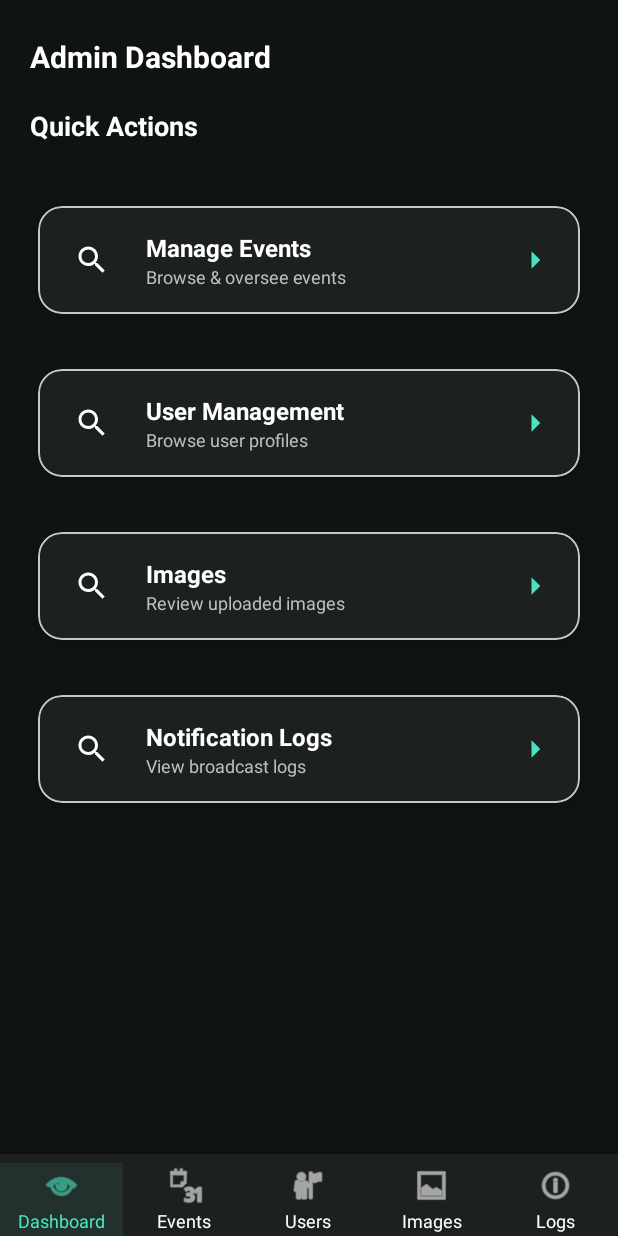
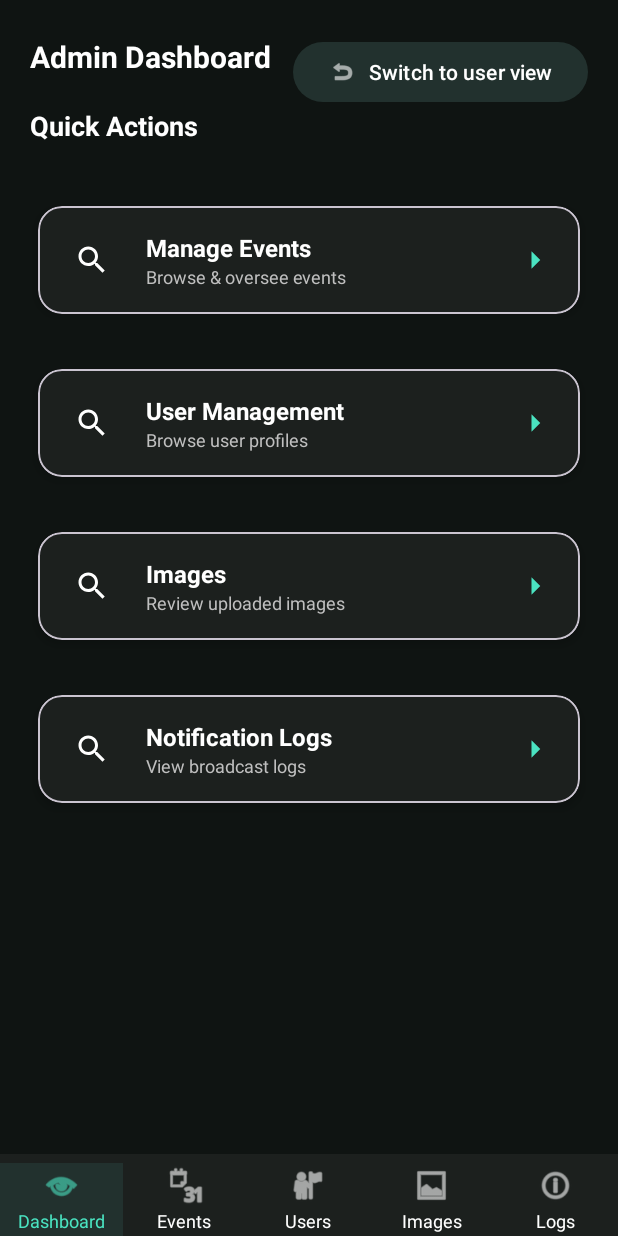
Before and after one commit to CMPUT301F25origin/origin-kickoff, an Android app: the AdminMainActivity screen opened directly, with no data from a screen before it, on a phone screen of 412 x 824 dp. Run offline under Robolectric (Android 15) with nearby library versions, the phone set to English and light mode, and no system bars.

Commit message:
added functionality for admin to switch to user view and come back to admin back anf fourth and added credentials to join as admin  name == isadmin , gmail=admin logins you as admin

```diff
--- a/app/src/main/java/ca/team/originkickoff/AdminMainActivity.java
+++ b/app/src/main/java/ca/team/originkickoff/AdminMainActivity.java
@@ -9,6 +9,7 @@ import androidx.appcompat.app.AppCompatActivity;
 
 import android.widget.TextView;
 import android.widget.ImageView;
+import android.widget.Button;
 
 /**
  * Admin entry activity with bottom bar: Dashboard, Events, Users, Images, Logs.
@@ -19,6 +20,16 @@ public class AdminMainActivity extends AppCompatActivity {
         super.onCreate(savedInstanceState);
         setContentView(R.layout.activity_admin_main);
         AdminNavHelper.setup(this, AdminNavHelper.Tab.DASHBOARD);
+
+        // Wire switch-to-user button
+        View switchBtn = findViewById(R.id.btnSwitchToUser);
+        if (switchBtn != null) {
+            switchBtn.setOnClickListener(v -> {
+                Intent i = new Intent(this, MainActivity.class);
+                startActivity(i);
+                // Do not finish; allow back to admin
+            });
+        }
 
         View cardEvents = findViewById(R.id.itemManageEvents);
         View cardUsers = findViewById(R.id.itemUserManagement);
--- a/app/src/main/res/layout/activity_admin_main.xml
+++ b/app/src/main/res/layout/activity_admin_main.xml
@@ -17,6 +17,22 @@
         android:layout_height="wrap_content"
         app:layout_constraintTop_toTopOf="parent"
         app:layout_constraintStart_toStartOf="parent" />
+
+    <com.google.android.material.button.MaterialButton
+        android:id="@+id/btnSwitchToUser"
+        android:text="Switch to user view"
+        android:textAllCaps="false"
+        android:layout_width="wrap_content"
+        android:layout_height="wrap_content"
+        android:layout_marginTop="24dp"
+        android:layout_marginEnd="20dp"
+        app:icon="@android:drawable/ic_menu_revert"
+        app:iconPadding="8dp"
+        app:iconTint="@android:color/white"
+        app:backgroundTint="#22312E"
+        android:textColor="#FFFFFF"
+        app:layout_constraintTop_toTopOf="parent"
+        app:layout_constraintEnd_toEndOf="parent"/>
 
     <TextView
         android:id="@+id/txtQuickActions"
--- a/app/src/main/res/values/strings.xml
+++ b/app/src/main/res/values/strings.xml
@@ -178,4 +178,5 @@ All your data will be erased!</string>
     <string name="joined_events">Joined Events</string>
     <string name="profile_deleted">Profile deleted</string>
     <string name="admin_access_only">Admins only. Access denied.</string>
+    <string name="admin_signed_in">Signed in as Admin</string>
 </resources>
```
Also changed, not shown: app/src/main/java/ca/team/originkickoff/MainActivity.java (+35 -0 lines), app/src/main/java/ca/team/originkickoff/SignUpActivity.java (+36 -5 lines), app/src/main/res/layout/activity_main.xml (+19 -1 lines).
